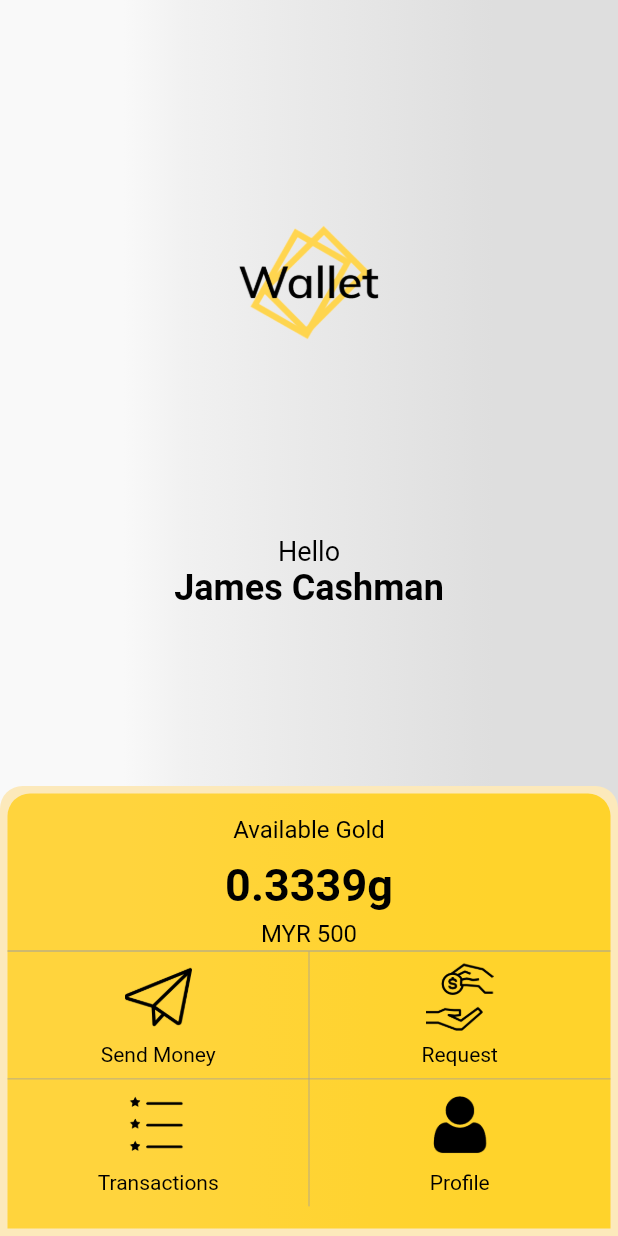
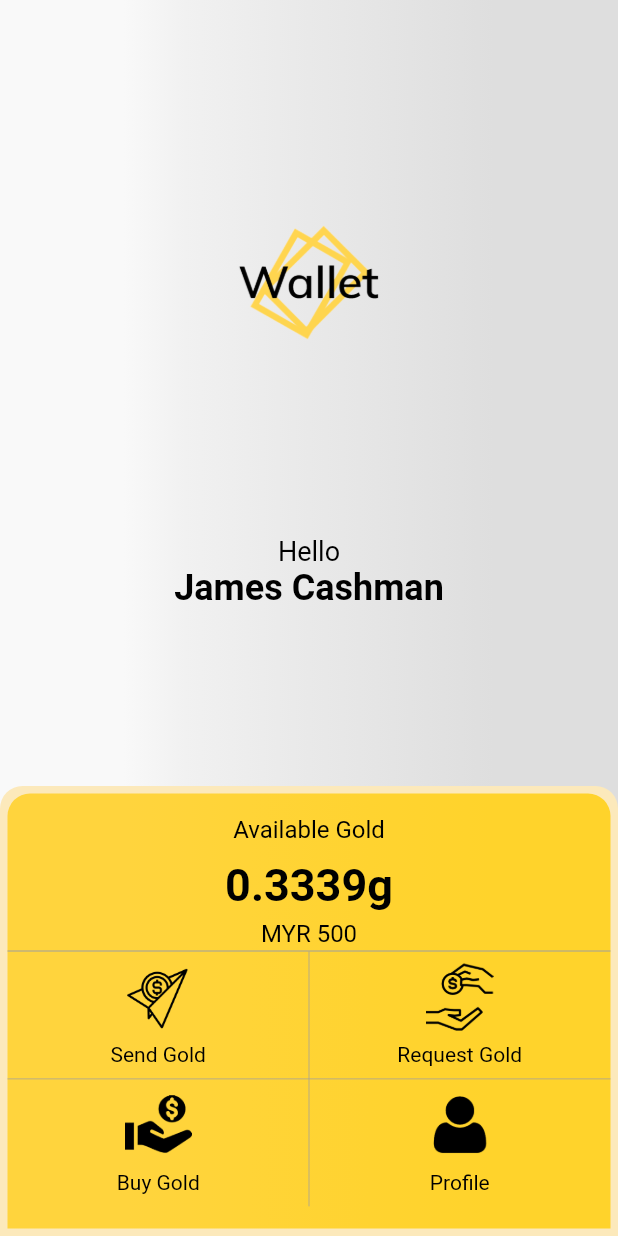
Before and after one commit to hakimdaniall/finafex_screens, a Flutter app: the screen it shows after launch, on a phone screen of 412 x 824 dp. Run offline on Flutter 3.47's test engine with Material 2 defaults, Android fonts, the phone set to English and light mode, and no system bars; our stand-ins replace flutter_svg.

Commit message:
front page and transaction changes

```diff
--- a/lib/main.dart
+++ b/lib/main.dart
@@ -1,4 +1,5 @@
 import 'package:flutter/material.dart';
+import 'package:last_design/screens/buy_gold.dart';
 import 'package:last_design/screens/profile/profile_screen.dart';
 import 'package:last_design/screens/request_money.dart';
 import 'package:last_design/screens/transaction_history.dart';
@@ -208,8 +209,8 @@ class _DashBoardPageState extends State<DashBoardPage> {
                             children: [
                               TableRow(children: [
                                 _actionList(
-                                    'assets/images/ic_send.png',
-                                    'Send Money',
+                                    'assets/images/send_money.png',
+                                    'Send Gold',
                                      (){
                                        Navigator.push(
                                          context,
@@ -223,7 +224,7 @@ class _DashBoardPageState extends State<DashBoardPage> {
                                 ),
                                 _actionList(
                                     'assets/images/ic_money.png',
-                                    'Request',
+                                    'Request Gold',
                                       (){
                                         Navigator.push(
                                           context,
@@ -238,14 +239,14 @@ class _DashBoardPageState extends State<DashBoardPage> {
                               ]),
                               TableRow(children: [
                                 _actionList(
-                                    'assets/images/ic_transact.png',
-                                    'Transactions',
+                                    'assets/images/buy_money.png',
+                                    'Buy Gold',
                                       (){
                                         Navigator.push(
                                           context,
                                           MaterialPageRoute(
                                             builder: (context) {
-                                              return TransactionHistory();
+                                              return BuyGold();
                                             },
                                           ),
                                         );
```
Also changed, not shown: lib/screens/profile/profile_screen.dart (+12 -2 lines), lib/screens/request_money.dart (+20 -5 lines), assets/images/buy_money.jpg (added), assets/images/buy_money.png (added), assets/images/cart.png, assets/images/send_money.png (added), assets/images/trans.png (added).
